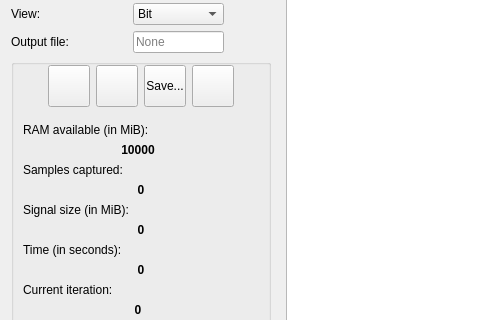
Above: ui/send_recv.ui from jopohl/urh before the change; both pictures show x 0 to 480 and y 497 to 817 of the 850 by 1001 pixel window. Below: the same form after it.
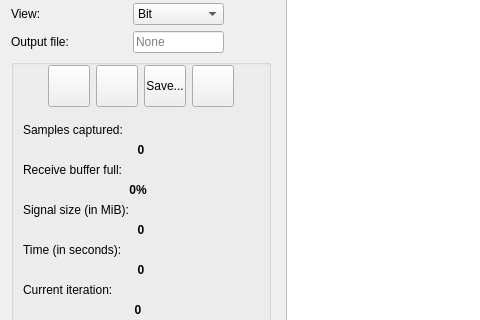
That is the form after the change. Icons and pictures are not drawn. Custom widgets are drawn as their Qt base class.

Commit message: show relative receive buffer full + make receive buffer size configurable

Diff of the .ui file:
```diff
--- a/ui/send_recv.ui
+++ b/ui/send_recv.ui
@@ -483,7 +483,14 @@
           <property name="topMargin">
            <number>0</number>
           </property>
-          <item row="16" column="0">
+          <item row="7" column="0">
+           <widget class="QLabel" name="lReceiveBufferFullText">
+            <property name="text">
+             <string>Receive buffer full:</string>
+            </property>
+           </widget>
+          </item>
+          <item row="19" column="0">
            <widget class="QProgressBar" name="progressBar">
             <property name="value">
              <number>0</number>
@@ -493,7 +500,7 @@
             </property>
            </widget>
           </item>
-          <item row="15" column="0">
+          <item row="18" column="0">
            <widget class="QLabel" name="lSamplesSentText">
             <property name="text">
              <string>Samples sent:</string>
@@ -516,7 +523,7 @@
             </property>
            </spacer>
           </item>
-          <item row="9" column="0">
+          <item row="12" column="0">
            <widget class="QLabel" name="lTimeText">
             <property name="font">
              <font>
@@ -703,7 +710,7 @@
             </item>
            </layout>
           </item>
-          <item row="7" column="0">
+          <item row="9" column="0">
            <widget class="QLabel" name="lSignalSizeText">
             <property name="sizePolicy">
              <sizepolicy hsizetype="Fixed" vsizetype="Preferred">
@@ -744,7 +751,7 @@
             </property>
            </widget>
           </item>
-          <item row="12" column="0" colspan="2">
+          <item row="15" column="0" colspan="2">
            <widget class="QLabel" name="lTime">
             <property name="font">
              <font>
@@ -760,7 +767,7 @@
             </property>
            </widget>
           </item>
-          <item row="8" column="0" colspan="2">
+          <item row="11" column="0" colspan="2">
            <widget class="QLabel" name="lSignalSize">
             <property name="sizePolicy">
              <sizepolicy hsizetype="Expanding" vsizetype="Preferred">
@@ -782,14 +789,14 @@
             </property>
            </widget>
           </item>
-          <item row="13" column="0">
+          <item row="16" column="0">
            <widget class="QLabel" name="lblRepeatText">
             <property name="text">
              <string>Current iteration:</string>
             </property>
            </widget>
           </item>
-          <item row="14" column="0">
+          <item row="17" column="0">
            <widget class="QLabel" name="lblCurrentRepeatValue">
             <property name="font">
              <font>
@@ -805,15 +812,8 @@
             </property>
            </widget>
           </item>
-          <item row="3" column="0">
-           <widget class="QLabel" name="lRAMAvailText">
-            <property name="text">
-             <string>RAM available (in MiB):</string>
-            </property>
-           </widget>
-          </item>
-          <item row="4" column="0">
-           <widget class="QLabel" name="labelRAMAvail">
+          <item row="8" column="0">
+           <widget class="QLabel" name="labelReceiveBufferFull">
             <property name="sizePolicy">
              <sizepolicy hsizetype="Expanding" vsizetype="Preferred">
               <horstretch>0</horstretch>
@@ -827,7 +827,7 @@
              </font>
             </property>
             <property name="text">
-             <string>10000</string>
+             <string>0%</string>
             </property>
             <property name="alignment">
              <set>Qt::AlignCenter</set>
```
The commit also changes 8 other files.
